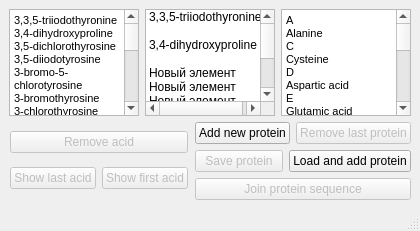
Before: the Qt Designer form mainwindow.ui in Donfa1con/HSELab, drawn with Qt 5.
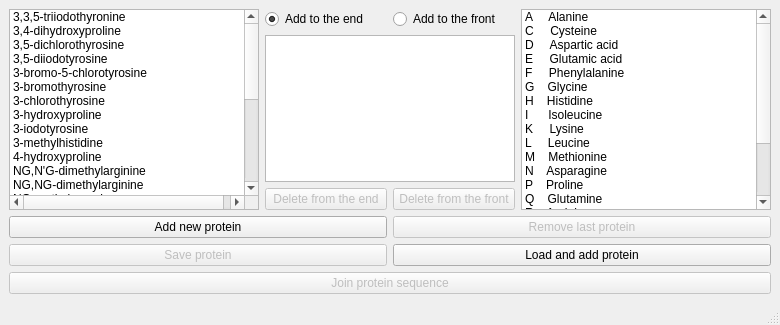
After: the same form once the commit is applied.

```diff
--- a/mainwindow.ui
+++ b/mainwindow.ui
@@ -9,8 +9,8 @@
    <rect>
     <x>0</x>
     <y>0</y>
-    <width>386</width>
-    <height>231</height>
+    <width>780</width>
+    <height>325</height>
    </rect>
   </property>
   <property name="sizePolicy">
@@ -19,6 +19,12 @@
     <verstretch>0</verstretch>
    </sizepolicy>
   </property>
+  <property name="minimumSize">
+   <size>
+    <width>780</width>
+    <height>325</height>
+   </size>
+  </property>
   <property name="windowTitle">
    <string>MainWindow</string>
   </property>
@@ -30,131 +36,301 @@
     <item row="1" column="0">
      <layout class="QHBoxLayout" name="horizontalLayout_4">
       <item>
-       <widget class="QTextBrowser" name="textBrowser">
-        <property name="html">
-         <string>&lt;!DOCTYPE HTML PUBLIC &quot;-//W3C//DTD HTML 4.0//EN&quot; &quot;http://www.w3.org/TR/REC-html40/strict.dtd&quot;&gt;
-&lt;html&gt;&lt;head&gt;&lt;meta name=&quot;qrichtext&quot; content=&quot;1&quot; /&gt;&lt;style type=&quot;text/css&quot;&gt;
-p, li { white-space: pre-wrap; }
-&lt;/style&gt;&lt;/head&gt;&lt;body style=&quot; font-family:'MS Shell Dlg 2'; font-size:8pt; font-weight:400; font-style:normal;&quot;&gt;
-&lt;p style=&quot; margin-top:0px; margin-bottom:0px; margin-left:0px; margin-right:0px; -qt-block-indent:0; text-indent:0px;&quot;&gt;3,3,5-triiodothyronine&lt;/p&gt;
-&lt;p style=&quot; margin-top:0px; margin-bottom:0px; margin-left:0px; margin-right:0px; -qt-block-indent:0; text-indent:0px;&quot;&gt;3,4-dihydroxyproline&lt;/p&gt;
-&lt;p style=&quot; margin-top:0px; margin-bottom:0px; margin-left:0px; margin-right:0px; -qt-block-indent:0; text-indent:0px;&quot;&gt;3,5-dichlorothyrosine &lt;/p&gt;
-&lt;p style=&quot; margin-top:0px; margin-bottom:0px; margin-left:0px; margin-right:0px; -qt-block-indent:0; text-indent:0px;&quot;&gt;3,5-diiodotyrosine &lt;/p&gt;
-&lt;p style=&quot; margin-top:0px; margin-bottom:0px; margin-left:0px; margin-right:0px; -qt-block-indent:0; text-indent:0px;&quot;&gt;3-bromo-5-chlorotyrosine &lt;/p&gt;
-&lt;p style=&quot; margin-top:0px; margin-bottom:0px; margin-left:0px; margin-right:0px; -qt-block-indent:0; text-indent:0px;&quot;&gt;3-bromothyrosine &lt;/p&gt;
-&lt;p style=&quot; margin-top:0px; margin-bottom:0px; margin-left:0px; margin-right:0px; -qt-block-indent:0; text-indent:0px;&quot;&gt;3-chlorothyrosine &lt;/p&gt;
-&lt;p style=&quot; margin-top:0px; margin-bottom:0px; margin-left:0px; margin-right:0px; -qt-block-indent:0; text-indent:0px;&quot;&gt;3-hydroxyproline &lt;/p&gt;
-&lt;p style=&quot; margin-top:0px; margin-bottom:0px; margin-left:0px; margin-right:0px; -qt-block-indent:0; text-indent:0px;&quot;&gt;3-iodotyrosine &lt;/p&gt;
-&lt;p style=&quot; margin-top:0px; margin-bottom:0px; margin-left:0px; margin-right:0px; -qt-block-indent:0; text-indent:0px;&quot;&gt;3-methylhistidine &lt;/p&gt;
-&lt;p style=&quot; margin-top:0px; margin-bottom:0px; margin-left:0px; margin-right:0px; -qt-block-indent:0; text-indent:0px;&quot;&gt;4-hydroxyproline &lt;/p&gt;
-&lt;p style=&quot; margin-top:0px; margin-bottom:0px; margin-left:0px; margin-right:0px; -qt-block-indent:0; text-indent:0px;&quot;&gt;NG,N'G-dimethylarginine &lt;/p&gt;
-&lt;p style=&quot; margin-top:0px; margin-bottom:0px; margin-left:0px; margin-right:0px; -qt-block-indent:0; text-indent:0px;&quot;&gt;NG,NG-dimethylarginine &lt;/p&gt;
-&lt;p style=&quot; margin-top:0px; margin-bottom:0px; margin-left:0px; margin-right:0px; -qt-block-indent:0; text-indent:0px;&quot;&gt;NG-methylargynine &lt;/p&gt;
-&lt;p style=&quot; margin-top:0px; margin-bottom:0px; margin-left:0px; margin-right:0px; -qt-block-indent:0; text-indent:0px;&quot;&gt;citrulline &lt;/p&gt;
-&lt;p style=&quot; margin-top:0px; margin-bottom:0px; margin-left:0px; margin-right:0px; -qt-block-indent:0; text-indent:0px;&quot;&gt;delta-hydroxylizine &lt;/p&gt;
-&lt;p style=&quot; margin-top:0px; margin-bottom:0px; margin-left:0px; margin-right:0px; -qt-block-indent:0; text-indent:0px;&quot;&gt;desmosine &lt;/p&gt;
-&lt;p style=&quot; margin-top:0px; margin-bottom:0px; margin-left:0px; margin-right:0px; -qt-block-indent:0; text-indent:0px;&quot;&gt;dithyrosine &lt;/p&gt;
-&lt;p style=&quot; margin-top:0px; margin-bottom:0px; margin-left:0px; margin-right:0px; -qt-block-indent:0; text-indent:0px;&quot;&gt;epsilon-(N,N)-dimethyllysine &lt;/p&gt;
-&lt;p style=&quot; margin-top:0px; margin-bottom:0px; margin-left:0px; margin-right:0px; -qt-block-indent:0; text-indent:0px;&quot;&gt;epsilon-(N,N,N)-trimethyl-delta-hydroxylisine &lt;/p&gt;
-&lt;p style=&quot; margin-top:0px; margin-bottom:0px; margin-left:0px; margin-right:0px; -qt-block-indent:0; text-indent:0px;&quot;&gt;epsilon-(N,N,N)-trimethyllysine &lt;/p&gt;
-&lt;p style=&quot; margin-top:0px; margin-bottom:0px; margin-left:0px; margin-right:0px; -qt-block-indent:0; text-indent:0px;&quot;&gt;epsilon-N-methyllysine &lt;/p&gt;
-&lt;p style=&quot; margin-top:0px; margin-bottom:0px; margin-left:0px; margin-right:0px; -qt-block-indent:0; text-indent:0px;&quot;&gt;gamma-carboxyglutamic &lt;/p&gt;
-&lt;p style=&quot; margin-top:0px; margin-bottom:0px; margin-left:0px; margin-right:0px; -qt-block-indent:0; text-indent:0px;&quot;&gt;gipuzine &lt;/p&gt;
-&lt;p style=&quot; margin-top:0px; margin-bottom:0px; margin-left:0px; margin-right:0px; -qt-block-indent:0; text-indent:0px;&quot;&gt;isodesmosin &lt;/p&gt;
-&lt;p style=&quot; margin-top:0px; margin-bottom:0px; margin-left:0px; margin-right:0px; -qt-block-indent:0; text-indent:0px;&quot;&gt;lisinoroleucine &lt;/p&gt;
-&lt;p style=&quot; margin-top:0px; margin-bottom:0px; margin-left:0px; margin-right:0px; -qt-block-indent:0; text-indent:0px;&quot;&gt;thyroxine&lt;/p&gt;&lt;/body&gt;&lt;/html&gt;</string>
-        </property>
-       </widget>
-      </item>
-      <item>
-       <widget class="QListWidget" name="listWidget">
+       <widget class="QListWidget" name="chooseNonStandardAcid">
         <item>
          <property name="text">
-          <string>3,3,5-triiodothyronine
-</string>
+          <string>3,3,5-triiodothyronine</string>
          </property>
         </item>
         <item>
          <property name="text">
-          <string>3,4-dihydroxyproline
-</string>
+          <string>3,4-dihydroxyproline</string>
          </property>
         </item>
         <item>
          <property name="text">
-          <string>Новый элемент</string>
+          <string>3,5-dichlorothyrosine</string>
          </property>
         </item>
         <item>
          <property name="text">
-          <string>Новый элемент</string>
+          <string>3,5-diiodotyrosine</string>
          </property>
         </item>
         <item>
          <property name="text">
-          <string>Новый элемент</string>
+          <string>3-bromo-5-chlorotyrosine</string>
          </property>
         </item>
         <item>
          <property name="text">
-          <string>Новый элемент</string>
+          <string>3-bromothyrosine</string>
          </property>
         </item>
         <item>
          <property name="text">
-          <string>Новый элемент</string>
+          <string>3-chlorothyrosine</string>
          </property>
         </item>
         <item>
          <property name="text">
-          <string>Новый элемент</string>
+          <string>3-hydroxyproline</string>
          </property>
         </item>
         <item>
          <property name="text">
-          <string>Новый элемент</string>
+          <string>3-iodotyrosine</string>
          </property>
         </item>
         <item>
          <property name="text">
-          <string>Новый элемент</string>
+          <string>3-methylhistidine</string>
          </property>
         </item>
         <item>
          <property name="text">
-          <string>Новый элемент</string>
+          <string>4-hydroxyproline</string>
          </property>
         </item>
+        <item>
+         <property name="text">
+          <string>NG,N'G-dimethylarginine</string>
+         </property>
+        </item>
+        <item>
+         <property name="text">
+          <string>NG,NG-dimethylarginine</string>
+         </property>
+        </item>
+        <item>
+         <property name="text">
+          <string>NG-methylargynine</string>
+         </property>
+        </item>
+        <item>
+         <property name="text">
+          <string>citrulline</string>
+         </property>
+        </item>
+        <item>
+         <property name="text">
+          <string>delta-hydroxylizine</string>
+         </property>
+        </item>
+        <item>
+         <property name="text">
+          <string>desmosine</string>
+         </property>
+        </item>
+        <item>
+         <property name="text">
+          <string>dithyrosine</string>
+         </property>
+        </item>
+        <item>
+         <property name="text">
+          <string>epsilon-(N,N)-dimethyllysine</string>
+         </property>
+        </item>
+        <item>
+         <property name="text">
+          <string>epsilon-(N,N,N)-trimethyl-delta-hydroxylisine</string>
+         </property>
+        </item>
+        <item>
+         <property name="text">
+          <string>epsilon-(N,N,N)-trimethyllysine</string>
+         </property>
+        </item>
+        <item>
+         <property name="text">
+          <string>epsilon-N-methyllysine</string>
+         </property>
+        </item>
+        <item>
+         <property name="text">
+          <string>gamma-carboxyglutamic</string>
+         </property>
+        </item>
+        <item>
+         <property name="text">
+          <string>gipuzine</string>
+         </property>
+        </item>
+        <item>
+         <property name="text">
+          <string>isodesmosin</string>
+         </property>
+        </item>
+        <item>
+         <property name="text">
+          <string>lisinoroleucine</string>
+         </property>
+        </item>
+        <item>
+         <property name="text">
+          <string>thyroxine</string>
+         </property>
+        </item>
        </widget>
       </item>
       <item>
-       <widget class="QTextBrowser" name="textBrowser_2">
-        <property name="html">
-         <string>&lt;!DOCTYPE HTML PUBLIC &quot;-//W3C//DTD HTML 4.0//EN&quot; &quot;http://www.w3.org/TR/REC-html40/strict.dtd&quot;&gt;
-&lt;html&gt;&lt;head&gt;&lt;meta name=&quot;qrichtext&quot; content=&quot;1&quot; /&gt;&lt;style type=&quot;text/css&quot;&gt;
-p, li { white-space: pre-wrap; }
-&lt;/style&gt;&lt;/head&gt;&lt;body style=&quot; font-family:'MS Shell Dlg 2'; font-size:8pt; font-weight:400; font-style:normal;&quot;&gt;
-&lt;p style=&quot; margin-top:0px; margin-bottom:0px; margin-left:0px; margin-right:0px; -qt-block-indent:0; text-indent:0px;&quot;&gt;A	Alanine&lt;/p&gt;
-&lt;p style=&quot; margin-top:0px; margin-bottom:0px; margin-left:0px; margin-right:0px; -qt-block-indent:0; text-indent:0px;&quot;&gt;C	Cysteine&lt;/p&gt;
-&lt;p style=&quot; margin-top:0px; margin-bottom:0px; margin-left:0px; margin-right:0px; -qt-block-indent:0; text-indent:0px;&quot;&gt;D	Aspartic acid&lt;/p&gt;
-&lt;p style=&quot; margin-top:0px; margin-bottom:0px; margin-left:0px; margin-right:0px; -qt-block-indent:0; text-indent:0px;&quot;&gt;E	Glutamic acid&lt;/p&gt;
-&lt;p style=&quot; margin-top:0px; margin-bottom:0px; margin-left:0px; margin-right:0px; -qt-block-indent:0; text-indent:0px;&quot;&gt;F	Phenylalanine&lt;/p&gt;
-&lt;p style=&quot; margin-top:0px; margin-bottom:0px; margin-left:0px; margin-right:0px; -qt-block-indent:0; text-indent:0px;&quot;&gt;G	Glycine&lt;/p&gt;
-&lt;p style=&quot; margin-top:0px; margin-bottom:0px; margin-left:0px; margin-right:0px; -qt-block-indent:0; text-indent:0px;&quot;&gt;H	Histidine&lt;/p&gt;
-&lt;p style=&quot; margin-top:0px; margin-bottom:0px; margin-left:0px; margin-right:0px; -qt-block-indent:0; text-indent:0px;&quot;&gt;I	Isoleucine&lt;/p&gt;
-&lt;p style=&quot; margin-top:0px; margin-bottom:0px; margin-left:0px; margin-right:0px; -qt-block-indent:0; text-indent:0px;&quot;&gt;K	Lysine&lt;/p&gt;
-&lt;p style=&quot; margin-top:0px; margin-bottom:0px; margin-left:0px; margin-right:0px; -qt-block-indent:0; text-indent:0px;&quot;&gt;L	Leucine&lt;/p&gt;
-&lt;p style=&quot; margin-top:0px; margin-bottom:0px; margin-left:0px; margin-right:0px; -qt-block-indent:0; text-indent:0px;&quot;&gt;M	Methionine&lt;/p&gt;
-&lt;p style=&quot; margin-top:0px; margin-bottom:0px; margin-left:0px; margin-right:0px; -qt-block-indent:0; text-indent:0px;&quot;&gt;N	Asparagine&lt;/p&gt;
-&lt;p style=&quot; margin-top:0px; margin-bottom:0px; margin-left:0px; margin-right:0px; -qt-block-indent:0; text-indent:0px;&quot;&gt;P	Proline&lt;/p&gt;
-&lt;p style=&quot; margin-top:0px; margin-bottom:0px; margin-left:0px; margin-right:0px; -qt-block-indent:0; text-indent:0px;&quot;&gt;Q	Glutamine&lt;/p&gt;
-&lt;p style=&quot; margin-top:0px; margin-bottom:0px; margin-left:0px; margin-right:0px; -qt-block-indent:0; text-indent:0px;&quot;&gt;R	Arginine&lt;/p&gt;
-&lt;p style=&quot; margin-top:0px; margin-bottom:0px; margin-left:0px; margin-right:0px; -qt-block-indent:0; text-indent:0px;&quot;&gt;S	Serine&lt;/p&gt;
-&lt;p style=&quot; margin-top:0px; margin-bottom:0px; margin-left:0px; margin-right:0px; -qt-block-indent:0; text-indent:0px;&quot;&gt;T	Threonine&lt;/p&gt;
-&lt;p style=&quot; margin-top:0px; margin-bottom:0px; margin-left:0px; margin-right:0px; -qt-block-indent:0; text-indent:0px;&quot;&gt;V	Valine&lt;/p&gt;
-&lt;p style=&quot; margin-top:0px; margin-bottom:0px; margin-left:0px; margin-right:0px; -qt-block-indent:0; text-indent:0px;&quot;&gt;W	Tryptophan&lt;/p&gt;
-&lt;p style=&quot; margin-top:0px; margin-bottom:0px; margin-left:0px; margin-right:0px; -qt-block-indent:0; text-indent:0px;&quot;&gt;Y	Tyrosine &lt;/p&gt;&lt;/body&gt;&lt;/html&gt;</string>
-        </property>
+       <layout class="QVBoxLayout" name="verticalLayout_3">
+        <item>
+         <layout class="QHBoxLayout" name="horizontalLayout_2">
+          <item>
+           <widget class="QRadioButton" name="radioAddToTheEnd">
+            <property name="text">
+             <string>Add to the end</string>
+            </property>
+            <property name="checked">
+             <bool>true</bool>
+            </property>
+           </widget>
+          </item>
+          <item>
+           <widget class="QRadioButton" name="radioAddToTheFront">
+            <property name="text">
+             <string>Add to the front</string>
+            </property>
+            <property name="checked">
+             <bool>false</bool>
+            </property>
+           </widget>
+          </item>
+         </layout>
+        </item>
+        <item>
+         <widget class="QTextBrowser" name="textBrowser"/>
+        </item>
+        <item>
+         <layout class="QHBoxLayout" name="horizontalLayout_3">
+          <item>
+           <widget class="QPushButton" name="buttonDeleteEnd">
+            <property name="enabled">
+             <bool>false</bool>
+            </property>
+            <property name="text">
+             <string>Delete from the end</string>
+            </property>
+           </widget>
+          </item>
+          <item>
+           <widget class="QPushButton" name="buttonDeleteFront">
+            <property name="enabled">
+             <bool>false</bool>
+            </property>
+            <property name="text">
+             <string>Delete from the front</string>
+            </property>
+           </widget>
+          </item>
+         </layout>
+        </item>
+       </layout>
+      </item>
+      <item>
+       <widget class="QListWidget" name="chooseAminoAcid">
+        <item>
+         <property name="text">
+          <string>A     Alanine</string>
+         </property>
+        </item>
+        <item>
+         <property name="text">
+          <string>C     Cysteine</string>
+         </property>
+        </item>
+        <item>
+         <property name="text">
+          <string>D     Aspartic acid</string>
+         </property>
+        </item>
+        <item>
+         <property name="text">
+          <string>E     Glutamic acid</string>
+         </property>
+        </item>
+        <item>
+         <property name="text">
+          <string>F     Phenylalanine</string>
+         </property>
+        </item>
+        <item>
+         <property name="text">
+          <string>G    Glycine</string>
+         </property>
+        </item>
+        <item>
+         <property name="text">
+          <string>H    Histidine</string>
+         </property>
+        </item>
+        <item>
+         <property name="text">
+          <string>I      Isoleucine</string>
+         </property>
+        </item>
+        <item>
+         <property name="text">
+          <string>K     Lysine</string>
+         </property>
+        </item>
+        <item>
+         <property name="text">
+          <string>L     Leucine</string>
+         </property>
+        </item>
+        <item>
+         <property name="text">
+          <string>M    Methionine</string>
+         </property>
+        </item>
+        <item>
+         <property name="text">
+          <string>N    Asparagine</string>
+         </property>
+        </item>
+        <item>
+         <property name="text">
+          <string>P    Proline</string>
+         </property>
+        </item>
+        <item>
+         <property name="text">
+          <string>Q    Glutamine</string>
+         </property>
+        </item>
+        <item>
+         <property name="text">
+          <string>R    Arginine</string>
+         </property>
+        </item>
+        <item>
+         <property name="text">
+          <string>S    Serine</string>
+         </property>
+        </item>
+        <item>
+         <property name="text">
+          <string>T    Threonine</string>
+         </property>
+        </item>
+        <item>
+         <property name="text">
+          <string>V    Valine</string>
+         </property>
+        </item>
+        <item>
+         <property name="text">
+          <string>W   Tryptophan</string>
+         </property>
+        </item>
+        <item>
+         <property name="text">
+          <string>Y    Tyrosine</string>
+         </property>
+        </item>
        </widget>
       </item>
      </layout>
@@ -164,80 +340,6 @@
       <property name="sizeConstraint">
        <enum>QLayout::SetNoConstraint</enum>
       </property>
-      <item>
-       <layout class="QVBoxLayout" name="verticalLayout">
-        <property name="sizeConstraint">
-         <enum>QLayout::SetMaximumSize</enum>
-        </property>
-        <property name="leftMargin">
-         <number>1</number>
-        </property>
-        <property name="topMargin">
-         <number>1</number>
-        </property>
-        <property name="rightMargin">
-         <number>1</number>
-        </property>
-        <property name="bottomMargin">
-         <number>1</number>
-        </property>
-        <item>
-         <widget class="QPushButton" name="rmAcid">
-          <property name="enabled">
-           <bool>false</bool>
-          </property>
-          <property name="sizePolicy">
-           <sizepolicy hsizetype="Expanding" vsizetype="Fixed">
-            <horstretch>0</horstretch>
-            <verstretch>0</verstretch>
-           </sizepolicy>
-          </property>
-          <property name="text">
-           <string>Remove acid</string>
-          </property>
-         </widget>
-        </item>
-        <item>
-         <layout class="QHBoxLayout" name="horizontalLayout_3">
-          <property name="sizeConstraint">
-           <enum>QLayout::SetMaximumSize</enum>
-          </property>
-          <item>
-           <widget class="QPushButton" name="showLastAcid">
-            <property name="enabled">
-             <bool>false</bool>
-            </property>
-            <property name="sizePolicy">
-             <sizepolicy hsizetype="Expanding" vsizetype="Fixed">
-              <horstretch>0</horstretch>
-              <verstretch>0</verstretch>
-             </sizepolicy>
-            </property>
-            <property name="text">
-             <string>Show last acid</string>
-            </property>
-           </widget>
-          </item>
-          <item>
-           <widget class="QPushButton" name="showFirstAcid">
-            <property name="enabled">
-             <bool>false</bool>
-            </property>
-            <property name="sizePolicy">
-             <sizepolicy hsizetype="Expanding" vsizetype="Fixed">
-              <horstretch>0</horstretch>
-              <verstretch>0</verstretch>
-             </sizepolicy>
-            </property>
-            <property name="text">
-             <string>Show first acid</string>
-            </property>
-           </widget>
-          </item>
-         </layout>
-        </item>
-       </layout>
-      </item>
       <item>
        <layout class="QVBoxLayout" name="verticalLayout_4">
         <property name="sizeConstraint">
```
Left out of the diff: 2 changed lines with no effect on the pictures.
